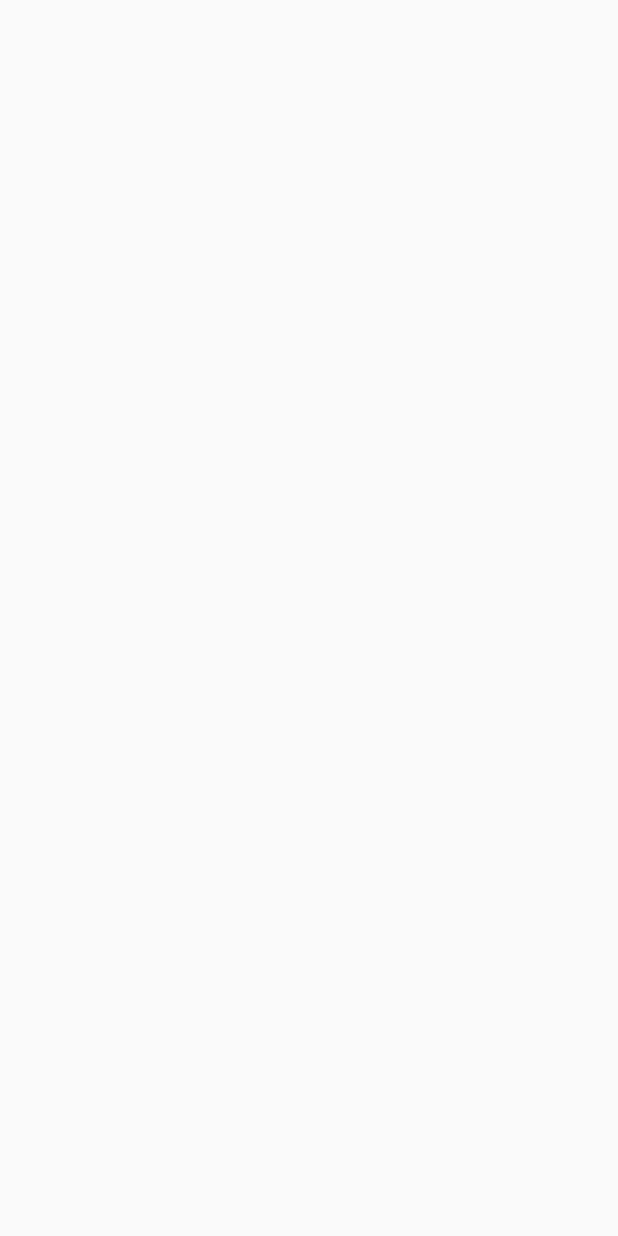
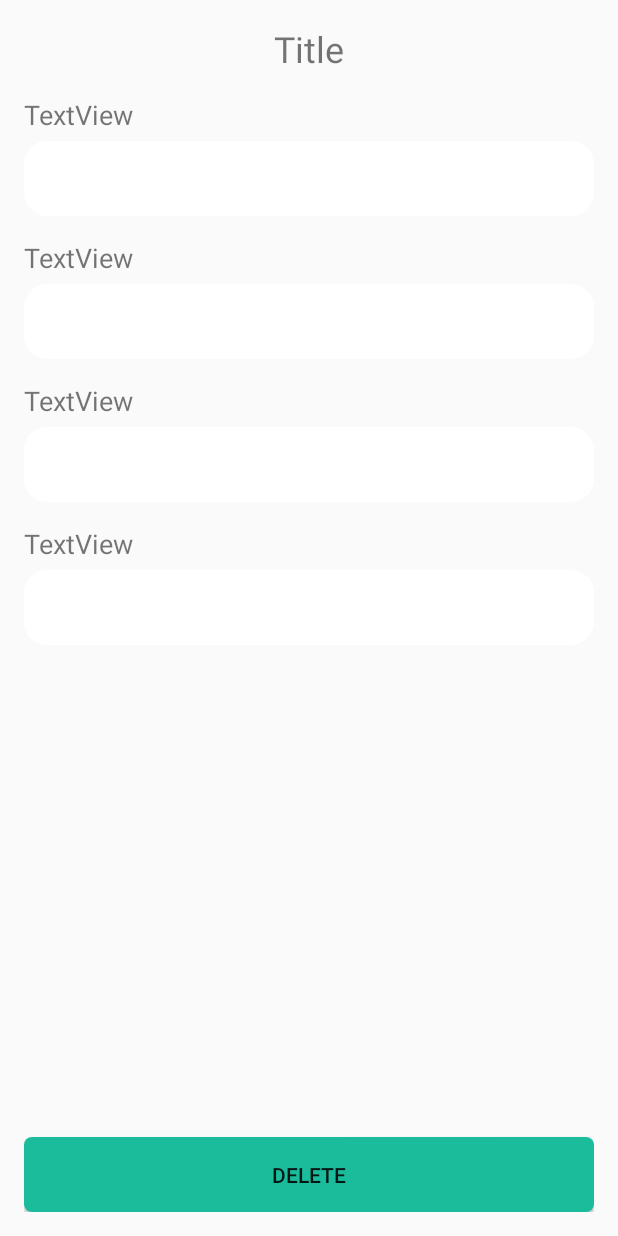
Before and after one commit to aichahezit/7081Project, an Android app: the ViewItemActivity screen opened directly, with no data from a screen before it, on a phone screen of 412 x 824 dp. Before the commit the screen is empty. Run offline under Robolectric (Android 15) with nearby library versions, the phone set to English and light mode, and no system bars.

Commit message:
ViewItem basic layout added.

```diff
--- a/app/src/main/res/layout/activity_view_item.xml
+++ b/app/src/main/res/layout/activity_view_item.xml
@@ -9,5 +9,109 @@
     android:paddingRight="@dimen/activity_horizontal_margin"
     android:paddingTop="@dimen/activity_vertical_margin"
     tools:context="bcit.aicha.hezit.a7081project.Activites.ViewItemActivity">
+    <TextView
+        android:text="Title"
+        android:layout_width="wrap_content"
+        android:layout_height="wrap_content"
+        android:layout_alignParentTop="true"
+        android:layout_centerHorizontal="true"
+        android:id="@+id/enterTitleText2"
+        android:textSize="24sp" />
 
+    <TextView
+        android:text="TextView"
+        android:layout_width="wrap_content"
+        android:layout_height="wrap_content"
+        android:layout_below="@+id/enterTitleText2"
+        android:layout_alignParentStart="true"
+        android:layout_marginTop="15dp"
+        android:layout_marginBottom="5dp"
+        android:id="@+id/textViewView2"
+        android:textSize="18sp" />
+
+    <EditText
+        android:layout_width="match_parent"
+        android:layout_height="50dp"
+        android:inputType="textPersonName"
+        android:ems="10"
+        android:layout_below="@+id/textViewView2"
+        android:layout_alignParentStart="true"
+        android:background="@drawable/round_text"
+        android:id="@+id/editTextView"
+        android:singleLine="true" />
+
+    <TextView
+        android:text="TextView"
+        android:layout_width="wrap_content"
+        android:layout_height="wrap_content"
+        android:layout_below="@+id/editTextView"
+        android:layout_alignParentStart="true"
+        android:layout_marginTop="15dp"
+        android:layout_marginBottom="5dp"
+        android:id="@+id/textViewView4"
+        android:textSize="18sp" />
+
+    <EditText
+        android:layout_width="match_parent"
+        android:layout_height="50dp"
+        android:inputType="textPersonName"
+        android:ems="10"
+        android:layout_below="@+id/textViewView4"
+        android:layout_alignParentStart="true"
+        android:id="@+id/editTextView4"
+        android:background="@drawable/round_text"
+        android:singleLine="true" />
+
+    <TextView
+        android:text="TextView"
+        android:layout_width="wrap_content"
+        android:layout_height="wrap_content"
+        android:layout_below="@+id/editTextView4"
+        android:layout_alignParentStart="true"
+        android:layout_marginTop="15dp"
+        android:layout_marginBottom="5dp"
+        android:id="@+id/textViewView5"
+        android:textSize="18sp" />
+
+    <EditText
+        android:layout_width="match_parent"
+        android:layout_height="50dp"
+        android:background="@drawable/round_text"
+        android:inputType="textPersonName"
+        android:ems="10"
+        android:id="@+id/editTextView5"
+        android:layout_below="@+id/textViewView5"
+        android:layout_alignParentStart="true"
+        android:singleLine="true" />
+
+    <TextView
+        android:text="TextView"
+        android:layout_width="wrap_content"
+        android:layout_height="wrap_content"
+        android:layout_below="@+id/editTextView5"
+        android:layout_alignEnd="@+id/textViewView5"
+        android:layout_marginTop="15dp"
+        android:layout_marginBottom="5dp"
+        android:id="@+id/textViewView6"
+        android:textSize="18sp" />
+
+    <EditText
+        android:layout_width="match_parent"
+        android:layout_height="50dp"
+        android:background="@drawable/round_text"
+        android:inputType="textPersonName"
+        android:ems="10"
+        android:id="@+id/editTextView6"
+        android:layout_below="@+id/textViewView6"
+        android:layout_alignParentStart="true"
+        android:singleLine="true" />
+
+    <Button
+        android:text="Delete"
+        android:layout_width="match_parent"
+        android:layout_height="50dp"
+        android:layout_alignParentBottom="true"
+        android:layout_centerHorizontal="true"
+        android:id="@+id/deleteBtn"
+        android:background="@drawable/rounded_button"/>
 </RelativeLayout>
```
